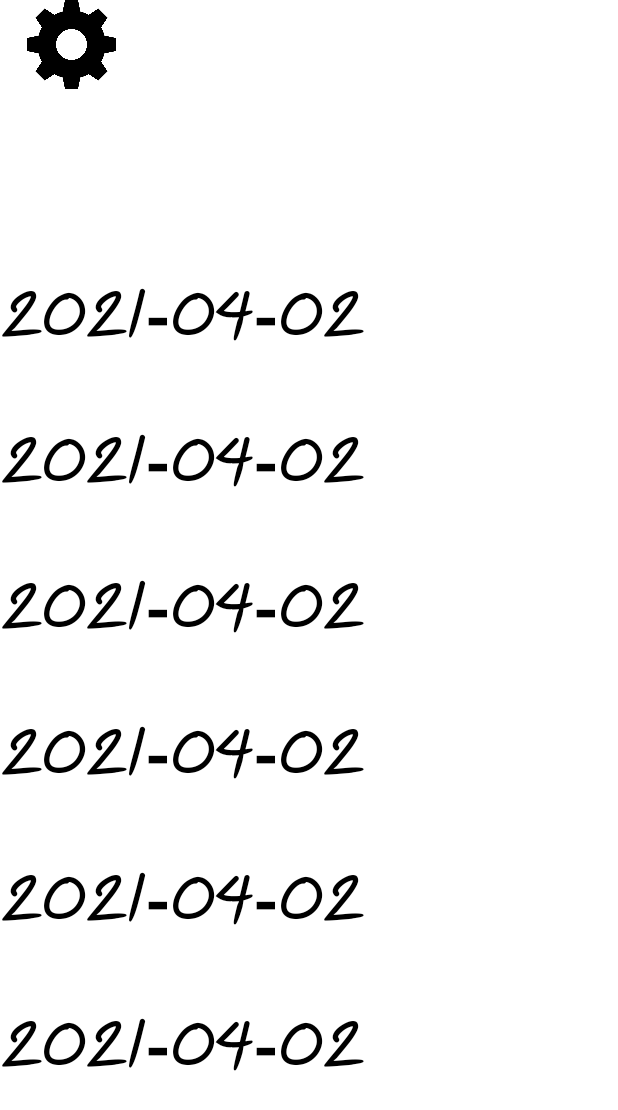
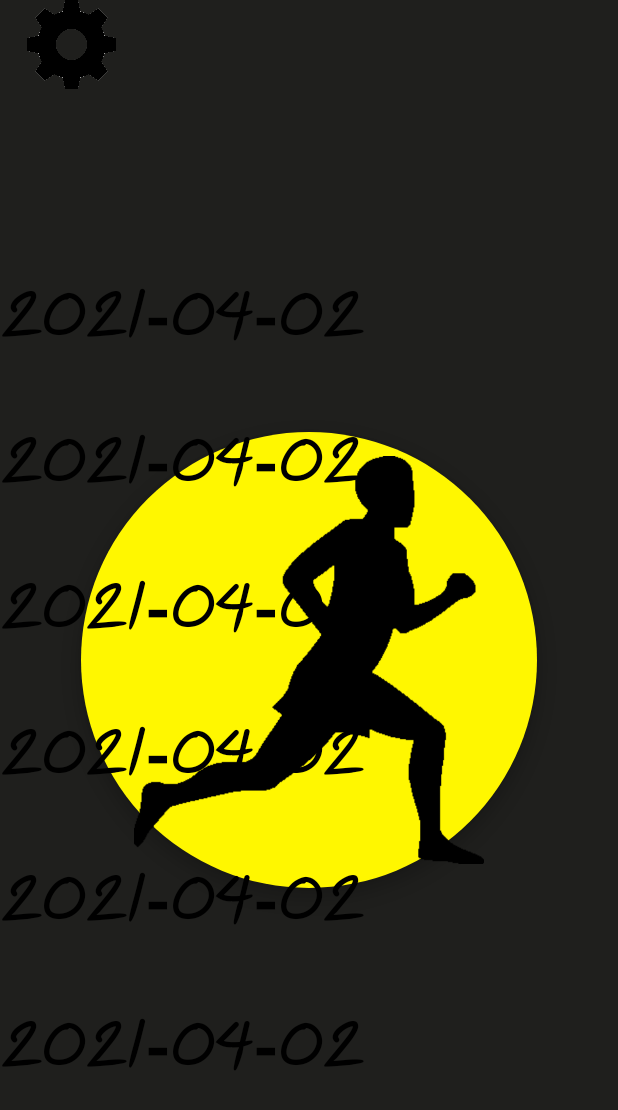
Before and after one commit to esiljak1/Running-tracker-app, an Android app: the fragment MapFragment placed in its activity, after a tap on an icon or button, on a phone screen of 412 x 824 dp. Shown: the top 1110 px of the screen. Run offline under Robolectric (Android 15) with nearby library versions, the phone set to English and light mode, and no system bars; our stand-ins replace Firebase (no records; nobody signed in at launch, a user with empty details on screens opened directly); 1 statement that could not run was skipped.

Commit message:
Changed the design of MainActivity

```diff
--- a/app/src/main/java/com/etf/unsa/ba/zavrsnirad_esiljak1/MainActivity.kt
+++ b/app/src/main/java/com/etf/unsa/ba/zavrsnirad_esiljak1/MainActivity.kt
@@ -6,12 +6,14 @@ import android.os.Handler
 import android.view.MotionEvent
 import android.view.View
 import android.widget.Button
+import android.widget.ImageView
 import android.widget.LinearLayout
 import android.widget.TextView
 import androidx.appcompat.app.AppCompatActivity
 import androidx.fragment.app.Fragment
 import androidx.fragment.app.FragmentManager
 import com.ba.zavrsnirad_esiljak1.R
+import com.google.android.material.floatingactionbutton.FloatingActionButton
 import com.google.firebase.auth.FirebaseAuth
 
 /**
@@ -87,6 +89,9 @@ class MainActivity : AppCompatActivity() {
         // while interacting with the UI.
         findViewById<Button>(R.id.dummy_button).setOnTouchListener(delayHideTouchListener)
 
+        val button: FloatingActionButton = findViewById(R.id.logo_btn)
+        button.scaleType = ImageView.ScaleType.FIT_CENTER
+
         mAuth = FirebaseAuth.getInstance()
         val user = mAuth.currentUser
 
@@ -113,7 +118,7 @@ class MainActivity : AppCompatActivity() {
                     fm.popBackStack(null, FragmentManager.POP_BACK_STACK_INCLUSIVE)
                 }
             }
-        }, 1000)
+        }, 2500)
     }
 
     override fun onPostCreate(savedInstanceState: Bundle?) {
--- a/app/src/main/java/com/etf/unsa/ba/zavrsnirad_esiljak1/MapFragment.kt
+++ b/app/src/main/java/com/etf/unsa/ba/zavrsnirad_esiljak1/MapFragment.kt
@@ -46,6 +46,7 @@ class MapFragment : Fragment(), MapUIInterface {
         mMap = googleMap
     }
 
+    private lateinit var user: User
     private lateinit var floatingButton: FloatingActionButton
     private lateinit var settingsButton: ImageButton
     private val locationHandler = HandlerLocation.instance
@@ -58,8 +59,7 @@ class MapFragment : Fragment(), MapUIInterface {
         val view =  inflater.inflate(R.layout.fragment_map, container, false)
 
         if(requireArguments().get("user") != null){
-            val user = requireArguments().get("user") as User
-            Toast.makeText(requireActivity(), user.uuid, Toast.LENGTH_SHORT).show()
+            user = requireArguments().get("user") as User
         }
 
         floatingButton = view.findViewById(R.id.btn_run)
@@ -71,6 +71,8 @@ class MapFragment : Fragment(), MapUIInterface {
 
         locationHandler.ui = this
         locationHandler.start()
+
+        (requireActivity() as MainActivity).delayedHide(100)
 
         return view
     }
--- a/app/src/main/res/layout/activity_main.xml
+++ b/app/src/main/res/layout/activity_main.xml
@@ -1,8 +1,9 @@
 <FrameLayout xmlns:android="http://schemas.android.com/apk/res/android"
+    xmlns:app="http://schemas.android.com/apk/res-auto"
     xmlns:tools="http://schemas.android.com/tools"
     android:layout_width="match_parent"
     android:layout_height="match_parent"
-    android:background="@color/white"
+    android:background="#1f1f1d"
     android:theme="@style/ThemeOverlay.ZavrsniRadesiljak1.FullscreenContainer"
     tools:context="com.etf.unsa.ba.zavrsnirad_esiljak1.MainActivity"
     android:id="@+id/view">
@@ -45,6 +46,17 @@
                 android:text="@string/dummy_button" />
 
         </LinearLayout>
+
+        <com.google.android.material.floatingactionbutton.FloatingActionButton
+            android:id="@+id/logo_btn"
+            android:layout_width="304dp"
+            android:layout_height="343dp"
+            android:layout_gravity="center"
+            android:backgroundTint="#fff700"
+            android:clickable="false"
+            app:borderWidth="0dp"
+            app:srcCompat="@drawable/runner_img" />
+
     </FrameLayout>
 
 </FrameLayout>
```
Also changed, not shown: app/src/main/res/drawable-v24/runner_logo_img.png (added).
